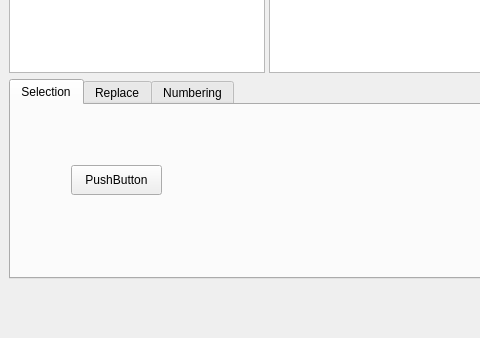
Above: src/mainwindow.ui from darenliang/resauce before the change; both pictures show x 0 to 480 and y 262 to 600 of the 800 by 600 pixel window. Below: the same form after it.
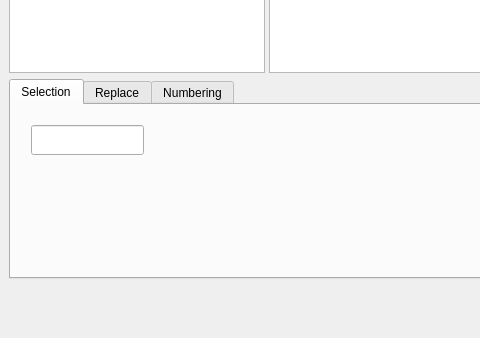
That is the form after the change. The open tabs and pages were chosen to show the change. Icons and pictures are not drawn.

What changed in the file:
```diff
--- a/src/mainwindow.ui
+++ b/src/mainwindow.ui
@@ -155,18 +155,15 @@
          <attribute name="title">
           <string>Selection</string>
          </attribute>
-         <widget class="QPushButton" name="pushButton">
+         <widget class="QLineEdit" name="lineEdit">
           <property name="geometry">
            <rect>
-            <x>60</x>
-            <y>60</y>
-            <width>91</width>
+            <x>20</x>
+            <y>20</y>
+            <width>113</width>
             <height>30</height>
            </rect>
           </property>
-          <property name="text">
-           <string>PushButton</string>
-          </property>
          </widget>
         </widget>
         <widget class="QWidget" name="replaceTab">
```
Left out of the diff: 6 changed lines with no effect on the pictures.
